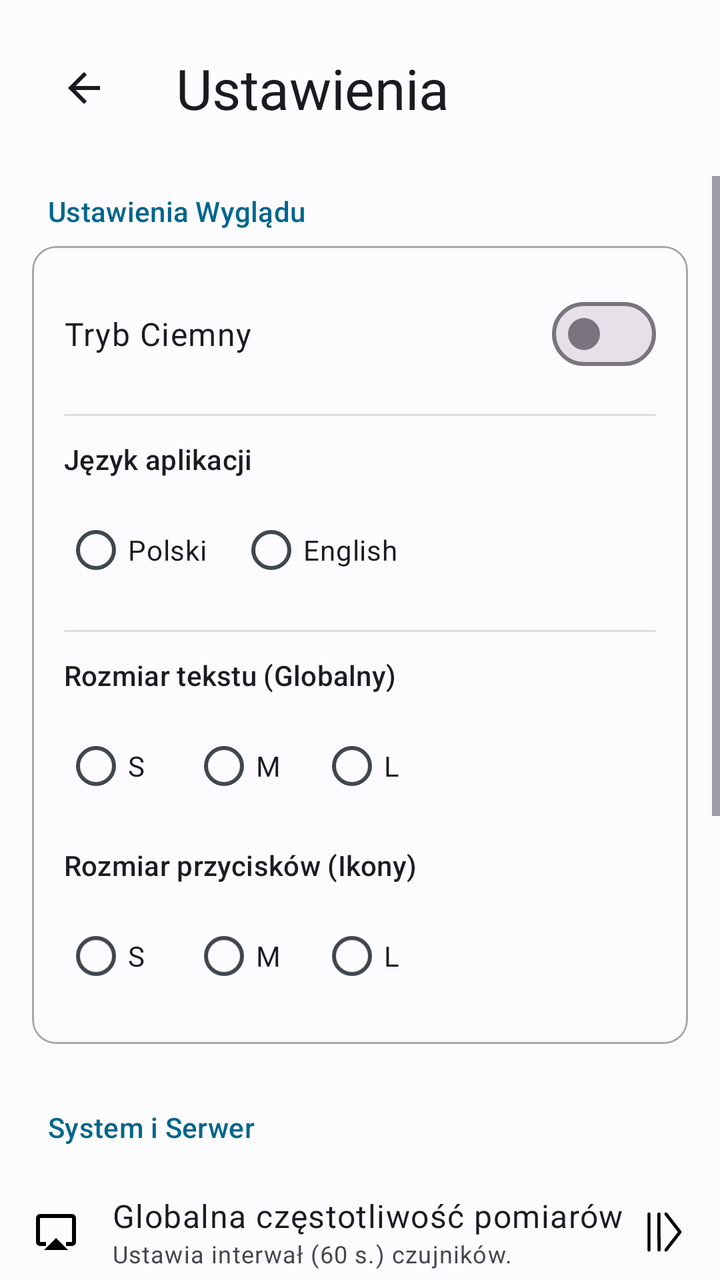
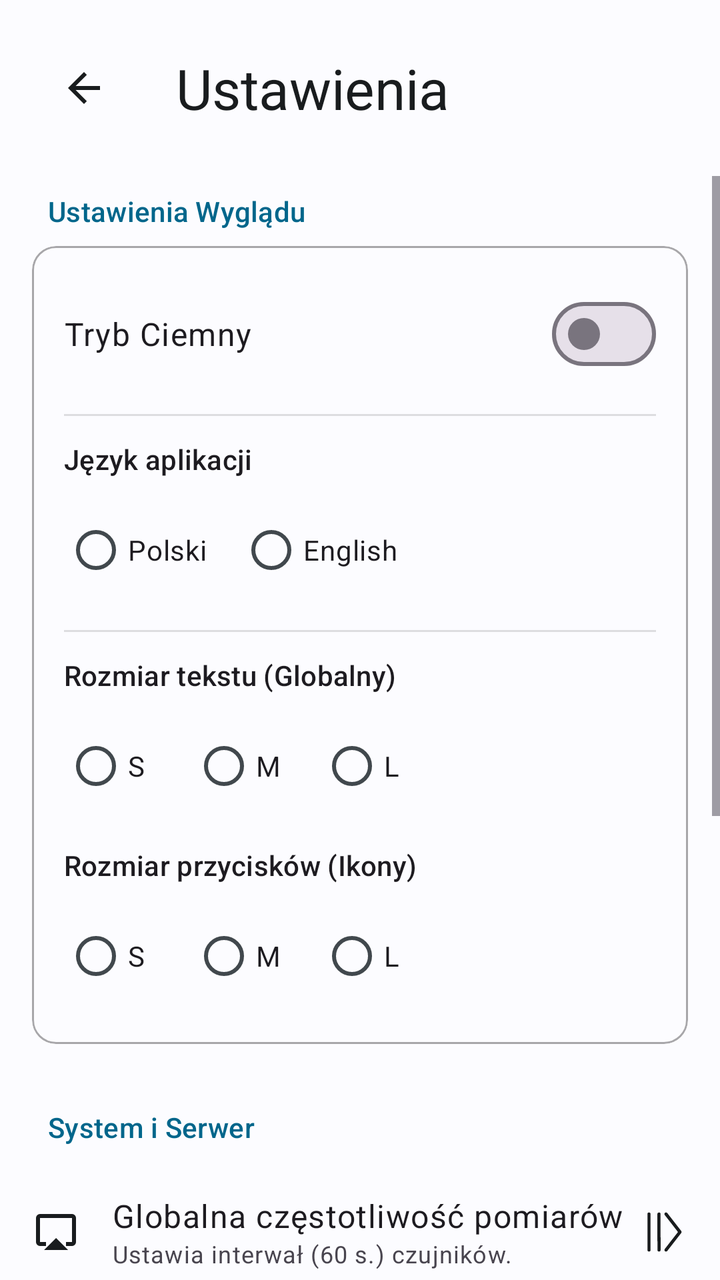

Compare the two renders of this Android layout. The source of the first and the diff that turns it into the second are given below.
<!-- AndroidManifest.xml: application theme Theme.Bazunia -->
<!-- res/layout/activity_settings.xml -->
<?xml version="1.0" encoding="utf-8"?>
<androidx.constraintlayout.widget.ConstraintLayout
    xmlns:android="http://schemas.android.com/apk/res/android"
    xmlns:app="http://schemas.android.com/apk/res-auto"
    xmlns:tools="http://schemas.android.com/tools"
    android:layout_width="match_parent"
    android:layout_height="match_parent"
    android:background="?android:attr/colorBackground"
    android:fitsSystemWindows="true"
    tools:context=".ui.SettingsActivity">

    <LinearLayout
        android:id="@+id/headerLayout"
        android:layout_width="match_parent"
        android:layout_height="wrap_content"
        android:orientation="horizontal"
        android:gravity="center_vertical"
        android:padding="16dp"
        app:layout_constraintTop_toTopOf="parent">

        <com.google.android.material.button.MaterialButton
            android:id="@+id/btnBackSettings"
            style="?attr/materialIconButtonStyle"
            android:layout_width="?attr/appButtonHeight"
            android:layout_height="?attr/appButtonHeight"
            android:contentDescription="@string/back_content_description"
            app:icon="@drawable/ic_arrow_back"
            app:iconSize="?attr/appIconSize"
            app:iconTint="?attr/colorOnSurface" />

        <TextView
            android:layout_width="wrap_content"
            android:layout_height="wrap_content"
            android:layout_marginStart="16dp"
            android:text="@string/settings_title"
            android:textAppearance="@style/TextAppearance.Material3.HeadlineMedium"
            android:textColor="?attr/colorOnSurface" />
    </LinearLayout>

    <ScrollView
        android:layout_width="match_parent"
        android:layout_height="0dp"
        app:layout_constraintTop_toBottomOf="@id/headerLayout"
        app:layout_constraintBottom_toBottomOf="parent">

        <LinearLayout
            android:layout_width="match_parent"
            android:layout_height="wrap_content"
            android:orientation="vertical"
            android:paddingBottom="32dp">

            <TextView
                android:layout_width="match_parent"
                android:layout_height="wrap_content"
                android:paddingStart="24dp"
                android:paddingEnd="24dp"
                android:paddingTop="8dp"
                android:paddingBottom="8dp"
                android:text="@string/settings_appearance_title"
                android:textAppearance="@style/TextAppearance.Material3.LabelLarge"
                android:textColor="?attr/colorPrimary" />

            <com.google.android.material.card.MaterialCardView
                android:layout_width="match_parent"
                android:layout_height="wrap_content"
                android:layout_marginHorizontal="16dp"
                android:layout_marginBottom="16dp"
                app:cardCornerRadius="?attr/appCardCornerRadius"
                app:cardElevation="0dp"
                app:strokeColor="?android:attr/textColorHint"
                app:strokeWidth="1dp"
                app:cardBackgroundColor="?android:attr/colorBackground">

                <LinearLayout
                    android:layout_width="match_parent"
                    android:layout_height="wrap_content"
                    android:orientation="vertical"
                    android:padding="16dp">

                    <LinearLayout
                        android:layout_width="match_parent"
                        android:layout_height="wrap_content"
                        android:gravity="center_vertical"
                        android:orientation="horizontal">
                        <TextView
                            android:layout_width="0dp"
                            android:layout_height="wrap_content"
                            android:layout_weight="1"
                            android:text="@string/dark_mode_label"
                            android:textAppearance="@style/TextAppearance.Material3.BodyLarge" />
                        <com.google.android.material.materialswitch.MaterialSwitch
                            android:id="@+id/switchThemeSettings"
                            android:layout_width="wrap_content"
                            android:layout_height="wrap_content"
                            android:minHeight="?attr/appButtonHeight" />
                    </LinearLayout>

                    <View
                        android:layout_width="match_parent"
                        android:layout_height="1dp"
                        android:background="?android:attr/listDivider"
                        android:layout_marginVertical="12dp"/>

                    <TextView
                        android:layout_width="wrap_content"
                        android:layout_height="wrap_content"
                        android:text="@string/language_label"
                        android:textAppearance="@style/TextAppearance.Material3.TitleSmall"
                        android:layout_marginBottom="8dp"/>
                    <RadioGroup
                        android:id="@+id/radioGroupLanguage"
                        android:layout_width="match_parent"
                        android:layout_height="wrap_content"
                        android:orientation="horizontal">
                        <RadioButton
                            android:id="@+id/radioLanguagePolish"
                            android:layout_width="wrap_content"
                            android:layout_height="wrap_content"
                            android:minHeight="?attr/appButtonHeight"
                            android:layout_marginEnd="16dp"
                            android:text="@string/language_polish" />
                        <RadioButton
                            android:id="@+id/radioLanguageEnglish"
                            android:layout_width="wrap_content"
                            android:layout_height="wrap_content"
                            android:minHeight="?attr/appButtonHeight"
                            android:text="@string/language_english" />
                    </RadioGroup>

                    <View
                        android:layout_width="match_parent"
                        android:layout_height="1dp"
                        android:background="?android:attr/listDivider"
                        android:layout_marginVertical="12dp"/>

                    <TextView
                        android:layout_width="wrap_content"
                        android:layout_height="wrap_content"
                        android:text="@string/text_size_label"
                        android:textAppearance="@style/TextAppearance.Material3.TitleSmall"
                        android:layout_marginBottom="8dp"/>
                    <RadioGroup
                        android:id="@+id/radioGroupTextScale"
                        android:layout_width="match_parent"
                        android:layout_height="wrap_content"
                        android:orientation="horizontal">
                        <RadioButton
                            android:id="@+id/radioTextSmall"
                            android:layout_width="wrap_content"
                            android:layout_height="wrap_content"
                            android:minHeight="?attr/appButtonHeight"
                            android:text="@string/size_s"
                            android:layout_marginEnd="16dp"/>
                        <RadioButton
                            android:id="@+id/radioTextMedium"
                            android:layout_width="wrap_content"
                            android:layout_height="wrap_content"
                            android:minHeight="?attr/appButtonHeight"
                            android:text="@string/size_m"
                            android:layout_marginEnd="16dp"/>
                        <RadioButton
                            android:id="@+id/radioTextLarge"
                            android:layout_width="wrap_content"
                            android:layout_height="wrap_content"
                            android:minHeight="?attr/appButtonHeight"
                            android:text="@string/size_l"/>
                    </RadioGroup>

                    <TextView
                        android:layout_width="wrap_content"
                        android:layout_height="wrap_content"
                        android:text="@string/button_size_label"
                        android:textAppearance="@style/TextAppearance.Material3.TitleSmall"
                        android:layout_marginTop="12dp"
                        android:layout_marginBottom="8dp"/>
                    <RadioGroup
                        android:id="@+id/radioGroupButtonScale"
                        android:layout_width="match_parent"
                        android:layout_height="wrap_content"
                        android:orientation="horizontal">
                        <RadioButton
                            android:id="@+id/radioButtonSmall"
                            android:layout_width="wrap_content"
                            android:layout_height="wrap_content"
                            android:minHeight="?attr/appButtonHeight"
                            android:text="@string/size_s"
                            android:layout_marginEnd="16dp"/>
                        <RadioButton
                            android:id="@+id/radioButtonMedium"
                            android:layout_width="wrap_content"
                            android:layout_height="wrap_content"
                            android:minHeight="?attr/appButtonHeight"
                            android:text="@string/size_m"
                            android:layout_marginEnd="16dp"/>
                        <RadioButton
                            android:id="@+id/radioButtonLarge"
                            android:layout_width="wrap_content"
                            android:layout_height="wrap_content"
                            android:minHeight="?attr/appButtonHeight"
                            android:text="@string/size_l"/>
                    </RadioGroup>

                </LinearLayout>
            </com.google.android.material.card.MaterialCardView>

            <TextView
                android:layout_width="match_parent"
                android:layout_height="wrap_content"
                android:paddingStart="24dp"
                android:paddingEnd="24dp"
                android:paddingTop="16dp"
                android:paddingBottom="8dp"
                android:text="@string/settings_system_server_title"
                android:textAppearance="@style/TextAppearance.Material3.LabelLarge"
                android:textColor="?attr/colorPrimary" />

            <LinearLayout
                android:id="@+id/rowGlobalInterval"
                android:layout_width="match_parent"
                android:layout_height="wrap_content"
                android:background="?attr/selectableItemBackground"
                android:clickable="true"
                android:focusable="true"
                android:gravity="center_vertical"
                android:orientation="horizontal"
                android:padding="16dp">

                <ImageView
                    android:layout_width="?attr/appIconSize"
                    android:layout_height="?attr/appIconSize"
                    android:src="@drawable/ic_settings_server"
                    android:contentDescription="@string/cd_server_icon" />

                <LinearLayout
                    android:layout_width="0dp"
                    android:layout_height="wrap_content"
                    android:layout_marginStart="16dp"
                    android:layout_weight="1"
                    android:orientation="vertical">

                    <TextView
                        android:layout_width="wrap_content"
                        android:layout_height="wrap_content"
                        android:text="@string/settings_interval_title"
                        android:textAppearance="@style/TextAppearance.Material3.BodyLarge" />
                    <TextView
                        android:layout_width="wrap_content"
                        android:layout_height="wrap_content"
                        android:text="@string/settings_interval_desc"
                        android:textAppearance="@style/TextAppearance.Material3.BodySmall"
                        android:textColor="?android:attr/textColorSecondary"
                        android:maxLines="1"
                        android:ellipsize="end"/>
                </LinearLayout>

                <ImageView
                    android:layout_width="?attr/appIconSize"
                    android:layout_height="?attr/appIconSize"
                    android:src="@drawable/ic_expand_arrow"
                    android:contentDescription="@null"
                    android:importantForAccessibility="no"
                    android:rotation="-90" />
            </LinearLayout>

            <LinearLayout
                android:id="@+id/rowNotificationInterval"
                android:layout_width="match_parent"
                android:layout_height="wrap_content"
                android:background="?attr/selectableItemBackground"
                android:clickable="true"
                android:focusable="true"
                android:gravity="center_vertical"
                android:orientation="horizontal"
                android:padding="16dp">

                <ImageView
                    android:layout_width="?attr/appIconSize"
                    android:layout_height="?attr/appIconSize"
                    android:src="@drawable/ic_notif"
                    android:contentDescription="@string/cd_notification_icon" />

                <LinearLayout
                    android:layout_width="0dp"
                    android:layout_height="wrap_content"
                    android:layout_marginStart="16dp"
                    android:layout_weight="1"
                    android:orientation="vertical">

                    <TextView
                        android:layout_width="wrap_content"
                        android:layout_height="wrap_content"
                        android:text="@string/settings_notification_interval_title"
                        android:textAppearance="@style/TextAppearance.Material3.BodyLarge" />
                    <TextView
                        android:layout_width="wrap_content"
                        android:layout_height="wrap_content"
                        android:text="@string/settings_notification_interval_desc"
                        android:textAppearance="@style/TextAppearance.Material3.BodySmall"
                        android:textColor="?android:attr/textColorSecondary"
                        android:maxLines="1"
                        android:ellipsize="end"/>
                </LinearLayout>

                <ImageView
                    android:layout_width="?attr/appIconSize"
                    android:layout_height="?attr/appIconSize"
                    android:src="@drawable/ic_expand_arrow"
                    android:contentDescription="@null"
                    android:importantForAccessibility="no"
                    android:rotation="-90" />
            </LinearLayout>

            <TextView
                android:layout_width="match_parent"
                android:layout_height="wrap_content"
                android:paddingStart="24dp"
                android:paddingEnd="24dp"
                android:paddingTop="16dp"
                android:paddingBottom="8dp"
                android:text="@string/settings_data_cleanup_title"
                android:textAppearance="@style/TextAppearance.Material3.LabelLarge"
                android:textColor="?attr/colorPrimary" />

            <LinearLayout
                android:id="@+id/rowCleanup"
                android:layout_width="match_parent"
                android:layout_height="wrap_content"
                android:background="?attr/selectableItemBackground"
                android:clickable="true"
                android:focusable="true"
                android:gravity="center_vertical"
                android:orientation="horizontal"
                android:padding="16dp">

                <ImageView
                    android:layout_width="?attr/appIconSize"
                    android:layout_height="?attr/appIconSize"
                    android:src="@drawable/ic_delete"
                    android:contentDescription="@string/cd_cleanup_icon" />

                <LinearLayout
                    android:layout_width="0dp"
                    android:layout_height="wrap_content"
                    android:layout_marginStart="16dp"
                    android:layout_weight="1"
                    android:orientation="vertical">

                    <TextView
                        android:layout_width="wrap_content"
                        android:layout_height="wrap_content"
                        android:text="@string/cleanup_local_label"
                        android:textAppearance="@style/TextAppearance.Material3.BodyLarge" />
                    <TextView
                        android:id="@+id/txtRetentionSummary"
                        android:layout_width="wrap_content"
                        android:layout_height="wrap_content"
                        android:text="@string/dots3"
                        android:textAppearance="@style/TextAppearance.Material3.BodySmall"
                        android:textColor="?android:attr/textColorSecondary" />
                </LinearLayout>

                <ImageView
                    android:layout_width="?attr/appIconSize"
                    android:layout_height="?attr/appIconSize"
                    android:src="@drawable/ic_expand_arrow"
                    android:contentDescription="@null"
                    android:importantForAccessibility="no"
                    android:rotation="-90" />
            </LinearLayout>

            <TextView
                android:layout_width="match_parent"
                android:layout_height="wrap_content"
                android:paddingStart="24dp"
                android:paddingEnd="24dp"
                android:paddingTop="16dp"
                android:paddingBottom="8dp"
                android:text="@string/settings_account_section_title"
                android:textAppearance="@style/TextAppearance.Material3.LabelLarge"
                android:textColor="?attr/colorPrimary" />

            <LinearLayout
                android:id="@+id/rowAccountSettings"
                android:layout_width="match_parent"
                android:layout_height="wrap_content"
                android:background="?attr/selectableItemBackground"
                android:clickable="true"
                android:focusable="true"
                android:gravity="center_vertical"
                android:orientation="horizontal"
                android:padding="16dp">

                <ImageView
                    android:layout_width="?attr/appIconSize"
                    android:layout_height="?attr/appIconSize"
                    android:src="@drawable/ic_account"
                    android:contentDescription="@string/cd_account_icon" />

                <TextView
                    android:layout_width="0dp"
                    android:layout_height="wrap_content"
                    android:layout_marginStart="16dp"
                    android:layout_weight="1"
                    android:text="@string/settings_account_button"
                    android:textAppearance="@style/TextAppearance.Material3.BodyLarge" />

                <ImageView
                    android:layout_width="?attr/appIconSize"
                    android:layout_height="?attr/appIconSize"
                    android:src="@drawable/ic_expand_arrow"
                    android:contentDescription="@null"
                    android:importantForAccessibility="no"
                    android:rotation="-90" />
            </LinearLayout>

            <LinearLayout
                android:id="@+id/rowSharingSettings"
                android:layout_width="match_parent"
                android:layout_height="wrap_content"
                android:background="?attr/selectableItemBackground"
                android:clickable="true"
                android:focusable="true"
                android:gravity="center_vertical"
                android:orientation="horizontal"
                android:padding="16dp">

                <ImageView
                    android:layout_width="?attr/appIconSize"
                    android:layout_height="?attr/appIconSize"
                    android:src="@drawable/ic_gateway_share"
                    android:contentDescription="@string/cd_sharing_icon" />

                <TextView
                    android:layout_width="0dp"
                    android:layout_height="wrap_content"
                    android:layout_marginStart="16dp"
                    android:layout_weight="1"
                    android:text="@string/settings_sharing_title"
                    android:textAppearance="@style/TextAppearance.Material3.BodyLarge" />

                <ImageView
                    android:layout_width="?attr/appIconSize"
                    android:layout_height="?attr/appIconSize"
                    android:src="@drawable/ic_expand_arrow"
                    android:contentDescription="@null"
                    android:importantForAccessibility="no"
                    android:rotation="-90" />
            </LinearLayout>

        </LinearLayout>
    </ScrollView>
</androidx.constraintlayout.widget.ConstraintLayout>
<!-- resources referenced by this layout -->
<resources>
  <!-- drawable ic_arrow_back (drawable) -->
  <vector xmlns:android="http://schemas.android.com/apk/res/android" android:autoMirrored="true" android:height="24dp" android:tint="#000000" android:viewportHeight="24" android:viewportWidth="24" android:width="24dp">
        
      <path android:fillColor="@android:color/white" android:pathData="M20,11H7.83l5.59,-5.59L12,4l-8,8 8,8 1.41,-1.41L7.83,13H20v-2z"/>
      
  </vector>
  <!-- drawable ic_delete (drawable) -->
  <vector xmlns:android="http://schemas.android.com/apk/res/android" android:height="24dp" android:tint="#000000" android:viewportHeight="960" android:viewportWidth="960" android:width="24dp">
        
      <path android:fillColor="@android:color/white" android:pathData="M760,777L675,861L619,805L703,720L619,635L675,579L760,663L845,579L901,635L817,720L901,805L845,861L760,777ZM240,880Q190,880 155,845Q120,810 120,760L120,640L240,640L240,80L840,80L840,495Q821,488 801,484.5Q781,481 760,481L760,160L320,160L320,640L534,640Q527,659 523.5,679Q520,699 520,720L200,720L200,760Q200,777 211.5,788.5Q223,800 240,800L534,800Q542,823 554,843Q566,863 582,880L240,880ZM360,360L360,280L720,280L720,360L360,360ZM360,480L360,400L720,400L720,480L360,480ZM534,800L240,800Q223,800 211.5,800Q200,800 200,800L200,800L520,800Q520,800 520.5,800Q521,800 523,800Q525,800 527.5,800Q530,800 534,800Z"/>
      
  </vector>
  <string name="back_content_description">Powrót</string>
  <string name="button_size_label">Rozmiar przycisków (Ikony)</string>
  <string name="cd_account_icon">Ikona bezpieczeństwa konta</string>
  <string name="cd_cleanup_icon">Ikona czyszczenia danych</string>
  <string name="cd_notification_icon">Ikona powiadomień</string>
  <string name="cd_server_icon">Ikona ustawień serwera</string>
  <string name="cd_sharing_icon">Ikona udostępniania</string>
  <string name="cleanup_local_label">Automatyczne czyszczenie lokalne</string>
  <string name="dark_mode_label">Tryb Ciemny</string>
  <string name="dots3">…</string>
  <string name="language_english">English</string>
  <string name="language_label">Język aplikacji</string>
  <string name="language_polish">Polski</string>
  <string name="settings_account_button">Zarządzaj Kontem (2FA)</string>
  <string name="settings_account_section_title">Ustawienia Konta i Bezpieczeństwo</string>
  <string name="settings_appearance_title">Ustawienia Wyglądu</string>
  <string name="settings_data_cleanup_title">Zarządzanie Danymi i Historią</string>
  <string name="settings_interval_desc">Ustawia interwał (60 s.) czujników.
      </string>
  <string name="settings_interval_title">Globalna częstotliwość pomiarów</string>
  <string name="settings_notification_interval_desc">Odstęp alertów czujnika.</string>
  <string name="settings_notification_interval_title">Globalna częstotliwość powiadomień</string>
  <string name="settings_sharing_title">Udostępnianie Bramek</string>
  <string name="settings_system_server_title">System i Serwer</string>
  <string name="settings_title">Ustawienia</string>
  <string name="size_l">L</string>
  <string name="size_m">M</string>
  <string name="size_s">S</string>
  <string name="text_size_label">Rozmiar tekstu (Globalny)</string>
  <style name="Theme.Bazunia" parent="Base.Theme.Bazunia" />
  <color name="colorPrimary">#00668B</color>
  <color name="colorOnPrimary">#FFFFFF</color>
  <color name="colorPrimaryContainer">#CDE5FF</color>
  <color name="colorOnPrimaryContainer">#001E2D</color>
  <color name="colorSecondary">#4F616E</color>
  <color name="colorOnSecondary">#FFFFFF</color>
  <color name="colorBackground">#FCFCFF</color>
  <color name="colorOnBackground">#191C1E</color>
  <color name="colorSurface">#FCFCFF</color>
  <color name="colorOnSurface">#191C1E</color>
  <color name="colorSurfaceVariant">#DDE3EA</color>
  <color name="colorOnSurfaceVariant">#41484D</color>
  <dimen name="button_height_medium">56dp</dimen>
  <dimen name="icon_size_medium">24dp</dimen>
  <dimen name="corner_radius_medium">12dp</dimen>
  <!-- unchanged entries left out for length: 6 -->
</resources>

<!-- the commit's change to res/layout/activity_settings.xml (unified diff, before → after) -->
@@ -229,7 +229,8 @@
                     android:layout_width="?attr/appIconSize"
                     android:layout_height="?attr/appIconSize"
                     android:src="@drawable/ic_settings_server"
-                    android:contentDescription="@string/cd_server_icon" />
+                    android:contentDescription="@string/cd_server_icon"
+                    app:tint="?attr/colorOnSurface"/>
 
                 <LinearLayout
                     android:layout_width="0dp"
@@ -259,7 +260,8 @@
                     android:src="@drawable/ic_expand_arrow"
                     android:contentDescription="@null"
                     android:importantForAccessibility="no"
-                    android:rotation="-90" />
+                    android:rotation="-90"
+                    app:tint="?attr/colorOnSurface"/>
             </LinearLayout>
 
             <LinearLayout
@@ -277,7 +279,8 @@
                     android:layout_width="?attr/appIconSize"
                     android:layout_height="?attr/appIconSize"
                     android:src="@drawable/ic_notif"
-                    android:contentDescription="@string/cd_notification_icon" />
+                    android:contentDescription="@string/cd_notification_icon"
+                    app:tint="?attr/colorOnSurface"/>
 
                 <LinearLayout
                     android:layout_width="0dp"
@@ -307,7 +310,8 @@
                     android:src="@drawable/ic_expand_arrow"
                     android:contentDescription="@null"
                     android:importantForAccessibility="no"
-                    android:rotation="-90" />
+                    android:rotation="-90"
+                    app:tint="?attr/colorOnSurface"/>
             </LinearLayout>
 
             <TextView
@@ -336,7 +340,8 @@
                     android:layout_width="?attr/appIconSize"
                     android:layout_height="?attr/appIconSize"
                     android:src="@drawable/ic_delete"
-                    android:contentDescription="@string/cd_cleanup_icon" />
+                    android:contentDescription="@string/cd_cleanup_icon"
+                    app:tint="?attr/colorOnSurface"/>
 
                 <LinearLayout
                     android:layout_width="0dp"
@@ -365,7 +370,8 @@
                     android:src="@drawable/ic_expand_arrow"
                     android:contentDescription="@null"
                     android:importantForAccessibility="no"
-                    android:rotation="-90" />
+                    android:rotation="-90"
+                    app:tint="?attr/colorOnSurface"/>
             </LinearLayout>
 
             <TextView
@@ -394,7 +400,8 @@
                     android:layout_width="?attr/appIconSize"
                     android:layout_height="?attr/appIconSize"
                     android:src="@drawable/ic_account"
-                    android:contentDescription="@string/cd_account_icon" />
+                    android:contentDescription="@string/cd_account_icon"
+                    app:tint="?attr/colorOnSurface"/>
 
                 <TextView
                     android:layout_width="0dp"
@@ -410,7 +417,8 @@
                     android:src="@drawable/ic_expand_arrow"
                     android:contentDescription="@null"
                     android:importantForAccessibility="no"
-                    android:rotation="-90" />
+                    android:rotation="-90"
+                    app:tint="?attr/colorOnSurface"/>
             </LinearLayout>
 
             <LinearLayout
@@ -428,7 +436,8 @@
                     android:layout_width="?attr/appIconSize"
                     android:layout_height="?attr/appIconSize"
                     android:src="@drawable/ic_gateway_share"
-                    android:contentDescription="@string/cd_sharing_icon" />
+                    android:contentDescription="@string/cd_sharing_icon"
+                    app:tint="?attr/colorOnSurface"/>
 
                 <TextView
                     android:layout_width="0dp"
@@ -444,7 +453,9 @@
                     android:src="@drawable/ic_expand_arrow"
                     android:contentDescription="@null"
                     android:importantForAccessibility="no"
-                    android:rotation="-90" />
+                    android:rotation="-90"
+                    app:tint="?attr/colorOnSurface"/>
+
             </LinearLayout>
 
         </LinearLayout>
